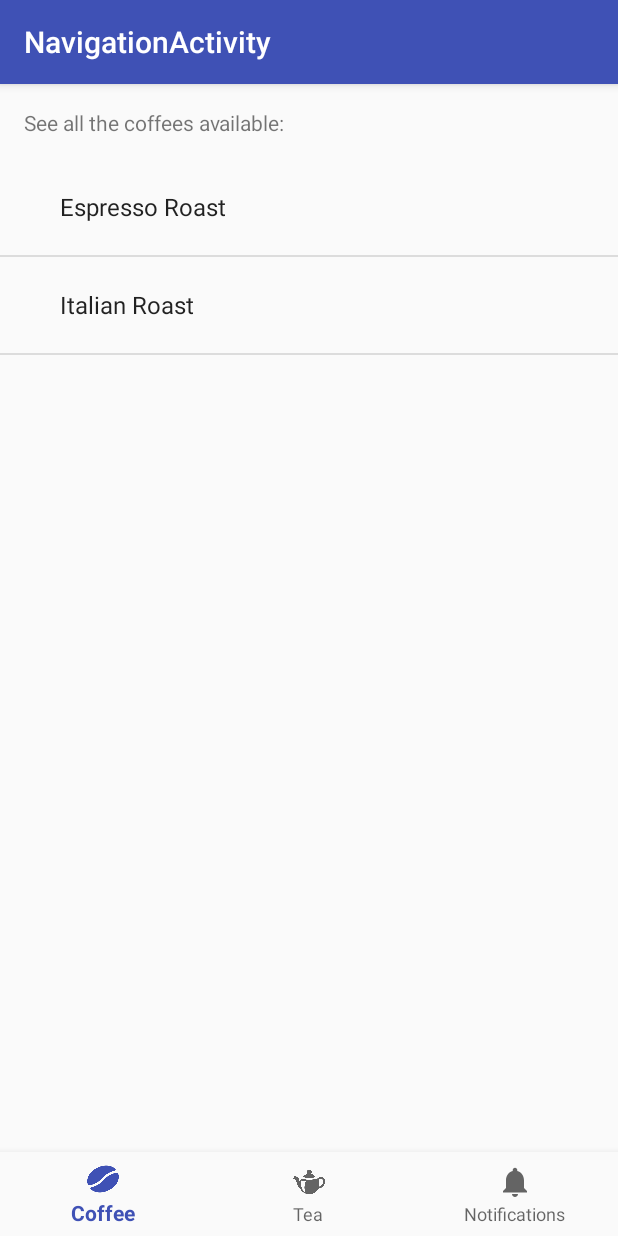
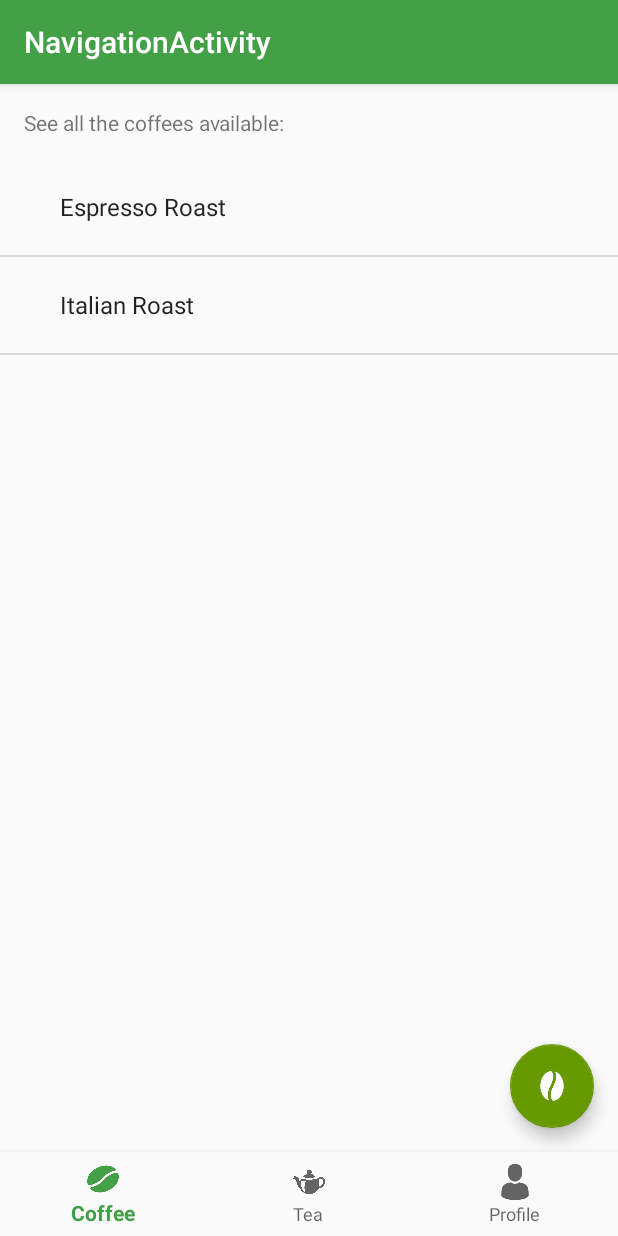
Before and after one commit to PapoMage/My-Starbucks-Passport, an Android app: the NavigationActivity screen opened directly, with no data from a screen before it, on a phone screen of 412 x 824 dp. Run offline under Robolectric (Android 15) with nearby library versions, the phone set to English and light mode, and no system bars.

Commit message:
Agregación FloatButton + diseño

```diff
--- a/app/src/main/AndroidManifest.xml
+++ b/app/src/main/AndroidManifest.xml
@@ -21,6 +21,7 @@
         </activity>
         <activity
             android:name=".NavigationActivity"
+
             android:label="@string/title_activity_navigation"></activity>
     </application>
 
--- a/app/src/main/java/com/davinci/edu/ar/mystarbuckspassport/MenuActivity.java
+++ b/app/src/main/java/com/davinci/edu/ar/mystarbuckspassport/MenuActivity.java
@@ -48,6 +48,7 @@ public class MenuActivity extends AppCompatActivity implements View.OnClickListe
         switch (v.getId()){
             case R.id.explore_button:
                 Intent explorar = new Intent(this, NavigationActivity.class);
+                finish();
                 startActivity(explorar);
                 break;
         }
--- a/app/src/main/res/layout/activity_navigation.xml
+++ b/app/src/main/res/layout/activity_navigation.xml
@@ -22,7 +22,7 @@
             android:layout_marginLeft="@dimen/activity_horizontal_margin"
             android:layout_marginRight="@dimen/activity_horizontal_margin"
             android:layout_marginTop="@dimen/activity_vertical_margin"
-            android:text="@string/title_home" />
+            android:text="@string/title_coffee" />
 
     </FrameLayout>
 
--- a/app/src/main/res/layout/coffee_fragment.xml
+++ b/app/src/main/res/layout/coffee_fragment.xml
@@ -1,7 +1,10 @@
 <?xml version="1.0" encoding="utf-8"?>
-<LinearLayout xmlns:android="http://schemas.android.com/apk/res/android"
+<android.support.design.widget.CoordinatorLayout xmlns:android="http://schemas.android.com/apk/res/android"
+    xmlns:tools="http://schemas.android.com/tools"
     android:layout_width="match_parent"
-    android:layout_height="match_parent">
+    android:layout_height="match_parent"
+    xmlns:app="http://schemas.android.com/apk/res-auto"
+    android:orientation="horizontal">
 
     <ListView
         android:id="@+id/coffeeListView"
@@ -10,4 +13,17 @@
         android:layout_marginTop="50dp"
         />
 
-</LinearLayout>
+
+    <android.support.design.widget.FloatingActionButton
+        android:id="@+id/coffeeFloatButton"
+        android:layout_width="wrap_content"
+        android:layout_height="wrap_content"
+        android:layout_gravity="bottom|end"
+        android:layout_margin="@dimen/fab_margin"
+        android:onClick="coffeeButton"
+        app:backgroundTint="@android:color/holo_green_dark"
+        app:srcCompat="@drawable/coffee_bean_icon" />
+
+
+
+</android.support.design.widget.CoordinatorLayout>
--- a/app/src/main/res/menu/navigation.xml
+++ b/app/src/main/res/menu/navigation.xml
@@ -13,7 +13,7 @@
 
     <item
         android:id="@+id/navigation_notifications"
-        android:icon="@drawable/ic_notifications_black_24dp"
-        android:title="@string/title_notifications" />
+        android:icon="@drawable/profile_logo"
+        android:title="@string/title_profile" />
 
 </menu>
--- a/app/src/main/res/values/colors.xml
+++ b/app/src/main/res/values/colors.xml
@@ -1,8 +1,9 @@
 <?xml version="1.0" encoding="utf-8"?>
 <resources>
-    <color name="colorPrimary">#3F51B5</color>
-    <color name="colorPrimaryDark">#303F9F</color>
+    <color name="colorPrimary">#43A047</color>
+    <color name="colorPrimaryDark">#2E7D32</color>
     <color name="colorAccent">#FF4081</color>
     <color name="blackBackground">#576366</color>
     <color name="colorWhite">#fff</color>
+    <color name="colorGreen">#43A047</color>
 </resources>
--- a/app/src/main/res/values/strings.xml
+++ b/app/src/main/res/values/strings.xml
@@ -7,8 +7,9 @@
     <string name="title_activity_navigation">NavigationActivity</string>
     <string name="title_coffee">Coffee</string>
     <string name="title_tea">Tea</string>
-    <string name="title_notifications">Notifications</string>
+    <string name="title_profile">Profile</string>
     <string name="coffee_title_list">See all the coffees available:</string>
     <string name="tea_title_list">See all the teas available:</string>
+    <string name="profile_title_list">See your profile information: </string>
 
 </resources>
```
Also changed, not shown: app/src/main/java/com/davinci/edu/ar/mystarbuckspassport/NavigationActivity.java (+16 -5 lines), app/src/main/res/layout/tea_fragment.xml (+14 -3 lines), app/src/main/res/drawable/profile_logo.png (added), app/src/main/res/drawable/tea_cup_icon.png (added).
